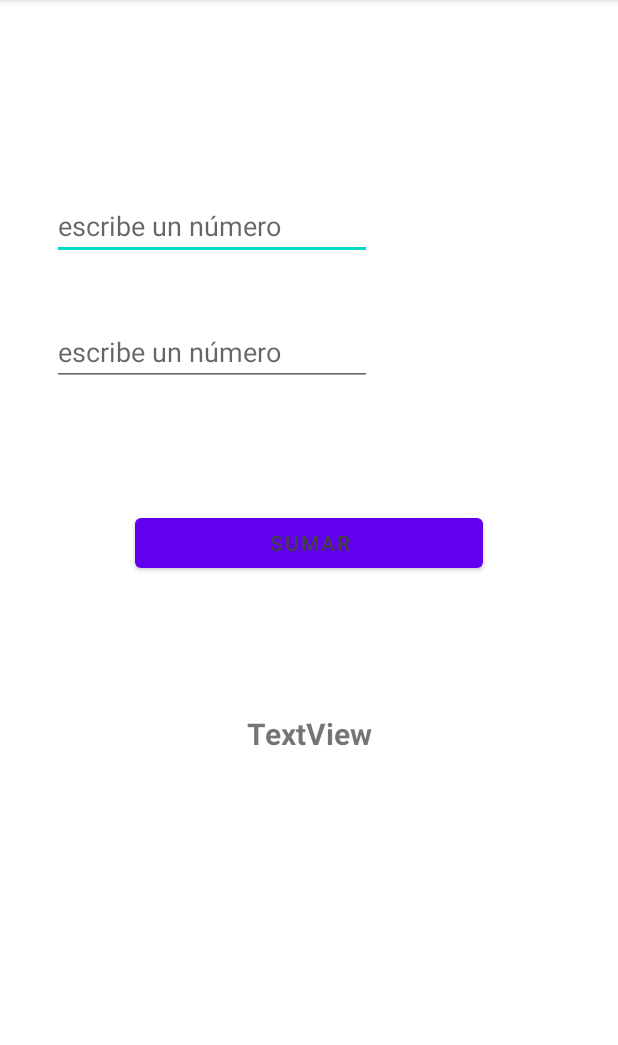
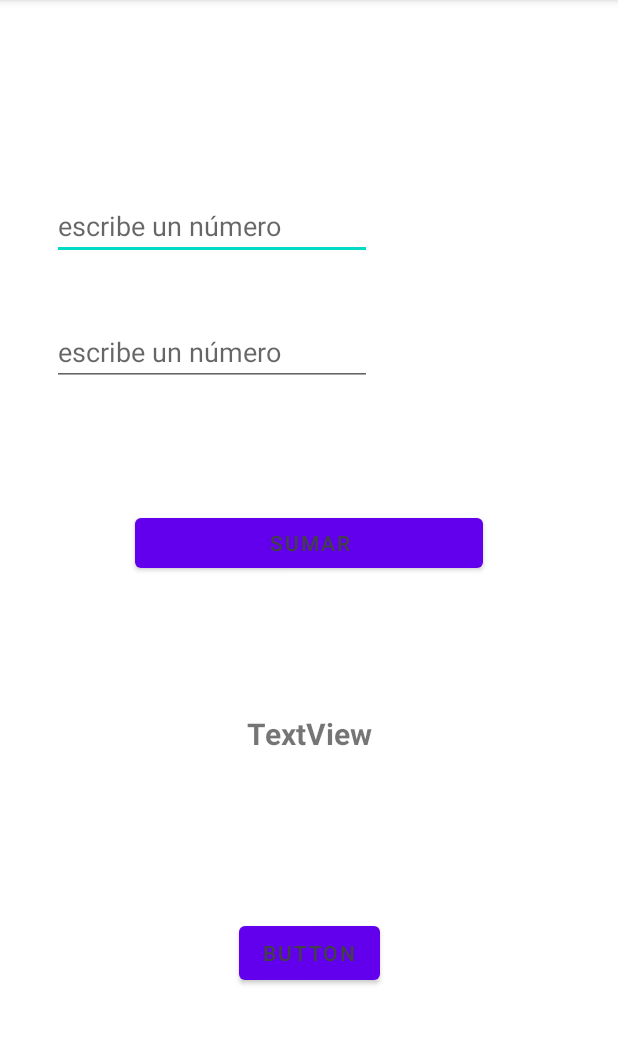
Before and after one commit to LuisAmayaUGB/Semana3ejercicio2copia, an Android app: the screen it shows after launch (MainActivity), on a phone screen of 412 x 824 dp, the part 84-1129 px from its top. Run offline under Robolectric (Android 15) with nearby library versions, the phone set to English and light mode, and no system bars.

Commit message:
este es el cambio

```diff
--- a/app/src/main/res/layout/activity_main.xml
+++ b/app/src/main/res/layout/activity_main.xml
@@ -57,5 +57,15 @@
         app:layout_constraintStart_toStartOf="parent"
         app:layout_constraintTop_toTopOf="@+id/btnsumar" />
 
+    <Button
+        android:id="@+id/button"
+        android:layout_width="wrap_content"
+        android:layout_height="wrap_content"
+        android:text="Button"
+        app:layout_constraintBottom_toBottomOf="parent"
+        app:layout_constraintEnd_toEndOf="parent"
+        app:layout_constraintStart_toStartOf="parent"
+        app:layout_constraintTop_toBottomOf="@+id/txtVer" />
+
 
 </androidx.constraintlayout.widget.ConstraintLayout>
```
